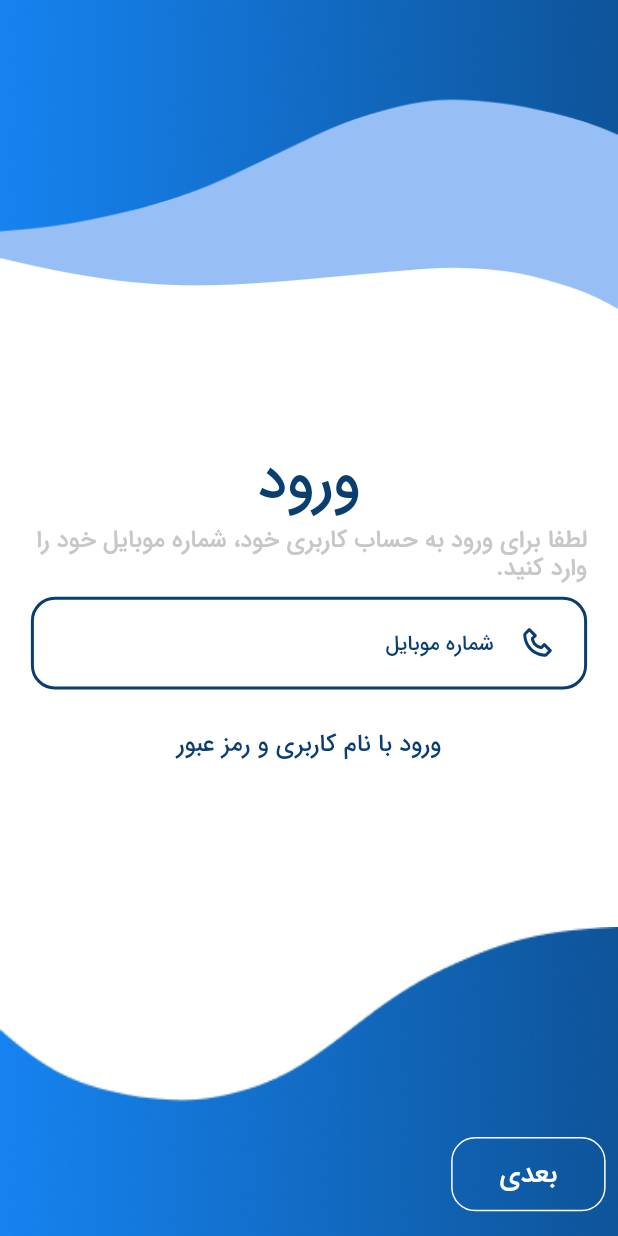
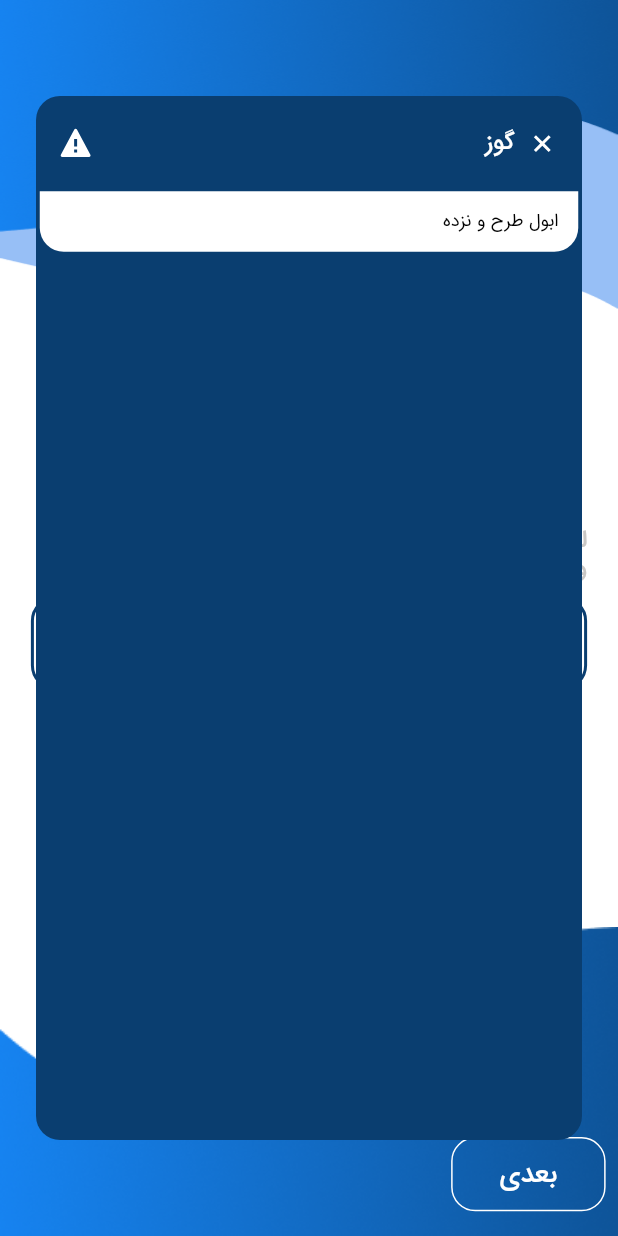
Before and after one commit to alyhd80/mohaseb, a Flutter app: the screen it shows after launch, after a tap on "ورود با نام کاربری و رمز عبور", on a phone screen of 412 x 824 dp. Run offline on Flutter 3.47's test engine with Material 3 defaults, Android fonts, the phone set to English and light mode, and no system bars; our stand-ins replace auto_route, boxicons, dio, flutter_riverpod, fluttertoast, lottie and 2 more; missing offline and left inert: number_text_input_formatter; generated files the repository leaves out were written again.

Commit message:
02/09/10

```diff
--- a/lib/application/data_provider.dart
+++ b/lib/application/data_provider.dart
@@ -2,7 +2,7 @@ import 'package:dio/dio.dart';
 import 'package:mohaseb/data/local/app_perfrence.dart';
 import 'package:flutter_riverpod/flutter_riverpod.dart';
 import 'package:mohaseb/data/remote/api_client.dart';
-import 'package:mohaseb/utils/app_constant/strings.dart';
+import 'package:mohaseb/utils/app_constant/urls.dart';
 
 final appPreferenceHelperProvider =
 Provider<AppPreferencesHelper>((ref) => AppPreferencesHelper());
--- a/lib/main.dart
+++ b/lib/main.dart
@@ -7,6 +7,7 @@ import 'package:mohaseb/route/AppRouter.dart';
 import 'package:mohaseb/theme.dart';
 import 'package:flutter_gen/gen_l10n/app_localizations.dart';
 import 'package:auto_route/auto_route.dart';
+import 'package:mohaseb/utils/app_constant/strings.dart';
 
 void main() {
   WidgetsFlutterBinding.ensureInitialized();
@@ -27,7 +28,7 @@ class MyApp extends StatelessWidget {
 
       child: MaterialApp.router(
         debugShowCheckedModeBanner: false,
-
+title: Strings.appName,
         supportedLocales: L10n.all,
         locale:
              const Locale("en"),
--- a/lib/screen/login/login_page.dart
+++ b/lib/screen/login/login_page.dart
@@ -1,15 +1,11 @@
 import 'package:boxicons/boxicons.dart';
 import 'package:flutter/material.dart';
-import 'package:flutter/scheduler.dart';
 import 'package:flutter_riverpod/flutter_riverpod.dart';
-import 'package:mohaseb/data/local/arguments.dart';
-import 'package:mohaseb/route/AppRouter.gr.dart';
 import 'package:mohaseb/screen/component/custom_buttom.dart';
 import 'package:mohaseb/screen/component/custom_textfield.dart';
-import 'package:mohaseb/screen/login/component/login_body.dart';
 import 'package:mohaseb/screen/login/view_model/login_view_model.dart';
+import 'package:mohaseb/service/show_toast.dart';
 import 'package:mohaseb/utils/app_constant/colors.dart';
-import 'package:mohaseb/utils/app_constant/route.dart';
 import 'package:auto_route/auto_route.dart';
 
 @RoutePage(name: "login")
@@ -61,7 +57,7 @@ class _LoginPageState extends ConsumerState<LoginPage> {
                   Container(
                     height: size.height * 0.075 < 45 ? 45 : size.height * 0.075,
                     decoration: BoxDecoration(
-                        border: Border.all(color: primaryColor, width: 2),
+                        border: Border.all(color:viewModel.isErrorValidation? redColor1: primaryColor, width: 2),
                         borderRadius: BorderRadius.circular(16)),
                     child: Container(
                       padding: EdgeInsets.symmetric(
@@ -75,10 +71,17 @@ class _LoginPageState extends ConsumerState<LoginPage> {
                           Expanded(
                             child: CustomTextField(
                               hintTitle: "شماره موبایل",
-                              hintColor: primaryColor,
+                              hintColor:primaryColor,
+                              textEditingController: viewModel.numberTextEditingController,
                               textInputType: TextInputType.number,
                               textAlign: TextAlign.right,
                               maxCharacter: 11,
+                              onChange: (string){
+                                if(viewModel.isErrorValidation){
+                                  viewModel.isErrorValidation=false;
+                                }
+                              },
+
                             ),
                           ),
                           SizedBox(
@@ -89,7 +92,7 @@ class _LoginPageState extends ConsumerState<LoginPage> {
                             aspectRatio: 1,
                             child: Icon(
                               Boxicons.bx_phone,
-                              color: primaryColor,
+                              color:viewModel.isErrorValidation? redColor1: primaryColor,
                             ),
                           )
                         ],
@@ -109,7 +112,13 @@ class _LoginPageState extends ConsumerState<LoginPage> {
                         title: "ورود با نام کاربری و رمز عبور",
                         fontSize: 16,
                         fontWeight: FontWeight.w500,
-                        onTap: () {},
+                        onTap: () {
+                          showToast(
+                              context: context,
+                              title: "گوز",
+                              detail: "ابول طرح و نزده ",
+                              isSuccess: null);
+                        },
                       );
                     }),
                   ),
@@ -201,16 +210,14 @@ class _LoginPageState extends ConsumerState<LoginPage> {
                           onTap: () {
                             FocusScope.of(context).unfocus();
 
-                            viewModel.findNavigationPage(context, ref);
-                            Future.delayed(Duration(milliseconds: 500),
-                                () async {
-                              await context.router.push(Verify(
-                                  phoneNumber: "09022783200", token: "test"));
-                              print("change");
+                            if(viewModel.isLoading){
+                              showToast(context: context, title: "خطا", detail: "درخواست قبلی در حال اجرا می باشد", isSuccess: false);
+                              return;
+                            }
+                            viewModel.validation(context, ref);
 
-                              viewModel.findNavigationPage(context, ref);
-                            });
                           },
+                          isLoading: viewModel.isLoading,
                           title: "بعدی",
                           borderColor: Colors.white,
                           backgroundColor: Colors.transparent,
--- a/lib/screen/verify/component/verify_pine_code_widget.dart
+++ b/lib/screen/verify/component/verify_pine_code_widget.dart
@@ -4,7 +4,7 @@ import 'package:mohaseb/utils/app_constant/colors.dart';
 import 'package:pin_code_fields/pin_code_fields.dart';
 
 class VerifyPineCodeWidget extends StatelessWidget {
-  final TextEditingController? textEditingController;
+  final TextEditingController textEditingController;
   final Function(String)? onChange;
   final Color? borderColor;
 
--- a/lib/service/show_toast.dart
+++ b/lib/service/show_toast.dart
@@ -6,9 +6,9 @@ import 'package:mohaseb/utils/app_constant/colors.dart';
 
 void showToast(
     {required BuildContext context,
-      required String title,
-      required String detail,
-      required bool? isSuccess}) {
+    required String title,
+    required String detail,
+    required bool? isSuccess}) {
   Size size = MediaQuery.of(context).size;
   FToast toast = FToast();
   toast.init(context);
@@ -18,7 +18,11 @@ void showToast(
       child: Container(
         width: size.width,
         decoration: BoxDecoration(
-          color: isSuccess==true ? greenColor :isSuccess==false? foundationRedValencia:primaryColor,
+          color: isSuccess == true
+              ? greenColor
+              : isSuccess == false
+                  ? foundationRedValencia
+                  : primaryColor,
           borderRadius: BorderRadius.circular(16),
         ),
         child: Column(
@@ -26,78 +30,108 @@ void showToast(
             Container(
               padding: EdgeInsets.symmetric(
                   horizontal:
-                  (size.width * 0.008 < 5.25 ? 5.25 : size.width * 0.008) * 1.5,
-                  vertical:
-                  (size.height * 0.008 < 5.25 ? 5.25 : size.height * 0.008) * 2),
+                      (size.width * 0.008 < 5.25 ? 5.25 : size.width * 0.008) *
+                          1.5,
+                  vertical: (size.height * 0.008 < 5.25
+                          ? 5.25
+                          : size.height * 0.008) *
+                      2),
               child: Row(
                 crossAxisAlignment: CrossAxisAlignment.center,
                 children: [
                   Container(
-                    height: size.height * 0.045<32?32:size.height * 0.045>40?40:size.height * 0.045,
+                    height: size.height * 0.045 < 32
+                        ? 32
+                        : size.height * 0.045 > 40
+                            ? 40
+                            : size.height * 0.045,
                     child: AspectRatio(
                       aspectRatio: 1,
                       child: Container(
-                        padding:EdgeInsets.symmetric(
-                            vertical:
-                            (size.height * 0.008 < 5.25 ? 5.25 : size.height * 0.008)
-                        ),
-                        child: FittedBox(child: Icon(isSuccess==true? Boxicons.bx_check_circle:Boxicons.bxs_error,color: Colors.white,),),
-                      ),
-                    ),
-                  ),
-                  Expanded(child: Text(title,
-                      style: Theme.of(context).textTheme.headline2!.copyWith(
-                          fontSize:
-                          size.width * 0.04 > 16 ? 16 : size.width * 0.04,
-                          fontWeight: FontWeight.w500,
-                          color: Colors.white)
-                  )),
-                  GestureDetector(
-                    onTap: (){
-                      toast.removeCustomToast();
-
-                    },
-                    child: Container(
-                      color: Colors.transparent,
-                      height: size.height * 0.045<32?32:size.height * 0.045>40?40:size.height * 0.045,
-                      child: AspectRatio(
-                        aspectRatio: 1,
-                        child: Container(
-                          padding:EdgeInsets.symmetric(
-                              vertical:
-                              (size.height * 0.008 < 5.25 ? 5.25 : size.height * 0.008)
+                        padding: EdgeInsets.symmetric(
+                            vertical: (size.height * 0.008 < 5.25
+                                ? 5.25
+                                : size.height * 0.008)),
+                        child: FittedBox(
+                          child: Icon(
+                            isSuccess == true
+                                ? Boxicons.bx_check_circle
+                                : Boxicons.bxs_error,
+                            color: Colors.white,
                           ),
-                          child: FittedBox(child: Icon(Boxicons.bx_x,color: Colors.white,),),
                         ),
                       ),
                     ),
                   ),
-
+                  Expanded(
+                      child: Text(title,
+                          textAlign: TextAlign.right,
+                          style: Theme.of(context)
+                              .textTheme
+                              .headline2!
+                              .copyWith(
+                                  fontSize: size.width * 0.04 > 16
+                                      ? 16
+                                      : size.width * 0.04,
+                                  fontWeight: FontWeight.w500,
+                                  color: Colors.white))),
+                  GestureDetector(
+                    onTap: () {
+                      toast.removeCustomToast();
+                    },
+                    child: Container(
+                      color: Colors.transparent,
+                      height: size.height * 0.045 < 32
+                          ? 32
+                          : size.height * 0.045 > 40
+                              ? 40
+                              : size.height * 0.045,
+                      child: AspectRatio(
+                        aspectRatio: 1,
+                        child: Container(
+                          padding: EdgeInsets.symmetric(
+                              vertical: (size.height * 0.008 < 5.25
+                                  ? 5.25
+                                  : size.height * 0.008)),
+                          child: FittedBox(
+                            child: Icon(
+                              Boxicons.bx_x,
+                              color: Colors.white,
+                            ),
+                          ),
+                        ),
+                      ),
+                    ),
+                  ),
                 ],
               ),
             ),
             Padding(
-              padding:  EdgeInsets.only(bottom: 2.5,right:2.5,left: 2.5),
+              padding: EdgeInsets.only(bottom: 2.5, right: 2.5, left: 2.5),
               child: Container(
-                alignment: Alignment.centerRight,
+                alignment: (detail.contains("a"))?Alignment.centerLeft :Alignment.centerRight,
                 padding: EdgeInsets.symmetric(
-                    horizontal:
-                    (size.width * 0.008 < 5.25 ? 5.25 : size.width * 0.008) * 2.5,
-                    vertical:
-                    (size.height * 0.008 < 5.25 ? 5.25 : size.height * 0.008) * 2),
+                    horizontal: (size.width * 0.008 < 5.25
+                            ? 5.25
+                            : size.width * 0.008) *
+                        2.5,
+                    vertical: (size.height * 0.008 < 5.25
+                            ? 5.25
+                            : size.height * 0.008) *
+                        2),
                 decoration: BoxDecoration(
                     color: Colors.white,
                     borderRadius: BorderRadius.only(
                         bottomRight: Radius.circular(16),
-                        bottomLeft: Radius.circular(16)
-                    )
-                ),
-                child: Text(detail,                      style: Theme.of(context).textTheme.headline2!.copyWith(
-                    fontSize:
-                    size.width * 0.03 > 12 ? 12 : size.width * 0.03,
-                    fontWeight: FontWeight.w400,
-                    color: Colors.black)
-                ),
+                        bottomLeft: Radius.circular(16))),
+                child: Text(detail,
+                    textDirection:
+                    (detail.contains("a"))?TextDirection.ltr:TextDirection.rtl,
+                    style: Theme.of(context).textTheme.headline2!.copyWith(
+                        fontSize:
+                            size.width * 0.03 > 12 ? 12 : size.width * 0.03,
+                        fontWeight: FontWeight.w400,
+                        color: Colors.black)),
               ),
             )
           ],
--- a/lib/utils/app_constant/strings.dart
+++ b/lib/utils/app_constant/strings.dart
@@ -1,9 +1,17 @@
+import 'package:flutter/foundation.dart';
 
-class Urls{
-
-
-  static const String baseUrl = "";
-  static const String apiUrl = "${baseUrl}api/";
+class Strings{
+  static const String appName = "محاسب 2000";
+  static const String version = "نسخه";
+  static const String welcome = "خوش آمدید";
+  static const String inputPhoneNumber = "جهت ورود، شماره موبایل خود را وارد کنید";
+  static const String phoneNumberHint = "09XXXXXXXXXX";
+  static const String usernameHint = "مثال: ali43";
+  static const String passwordHint = "********";
+  static const String continues = "ادامه";
+  static const String unknownError = "در ارتباط با سرور به ایراد خورده ایم لطفا مجددا تلاش فرمایید.";
+  static const String inputVerifyCode = "کد ۴ رقمی که از طریق پیامک ارسال شد را وارد کنید.";
+  static const String checkInternet = "اتصال اینترنت را چک کنید";
 
 
 }
```
Also changed, not shown: lib/data/model/base_response_model.dart (added, +11 -0 lines), lib/data/model/error_response_model.dart (added, +19 -0 lines), lib/data/model/login_model.dart (added, +42 -0 lines), lib/data/remote/api_client.dart (+11 -3 lines), lib/screen/login/view_model/login_view_model.dart (+70 -21 lines), lib/screen/verify/verify_page.dart (+10 -2 lines), lib/screen/verify/view_model/verify_view_model.dart (+56 -0 lines), lib/utils/app_constant/urls.dart (+11 -0 lines), lib/utils/form_validator.dart (+93 -0 lines), lib/data/remote/api_client.g.dart (added), lib/screen/reset_password/reset_password_page.dart (added), 1 other file.
